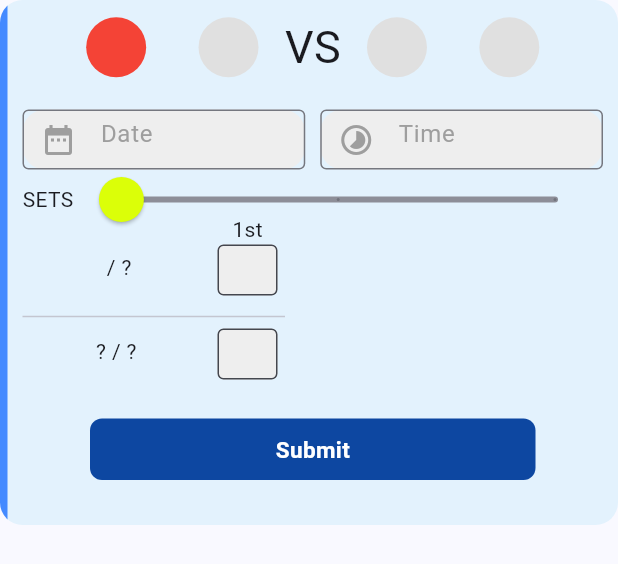
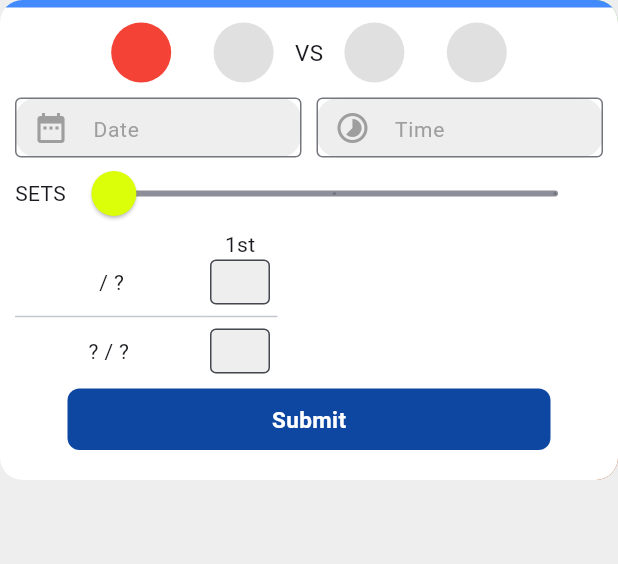
Before and after one commit to Nazareh/my-rating-mobile, a Flutter app: the MatchUpload widget shown alone on an empty page, opened directly with empty values, on a phone screen of 412 x 824 dp. Shown: the top 564 px of the screen. Run offline on Flutter 3.47's test engine with Material 3 defaults, Android fonts, the phone set to English and light mode, and no system bars; our stand-ins replace cloud_firestore, firebase_auth, firebase_core, flutter_svg, google_sign_in; missing offline and left inert: interval_time_picker; accounts and stored records are empty; network calls fail.

Commit message:
Sync with code from flutterlab

```diff
--- a/lib/components/match_upload.dart
+++ b/lib/components/match_upload.dart
@@ -140,12 +140,29 @@ class _MatchUploadState extends State<MatchUpload> {
     return ClipRRect(
       borderRadius: BorderRadius.circular(15.0),
       child: Container(
-        constraints: const BoxConstraints(minHeight: 350, maxHeight: 350),
+        constraints: const BoxConstraints(maxHeight: 320),
         alignment: Alignment.center,
         decoration: BoxDecoration(
-          color: Colors.blue.shade50,
+          color: Colors.white,
+          boxShadow: [
+            BoxShadow(
+              color: Colors.green,
+              offset: const Offset(
+                50.0,
+                5.0,
+              ),
+              blurRadius: 10.0,
+              spreadRadius: 20.0,
+            ), //BoxShadow
+            BoxShadow(
+              color: Colors.red,
+              offset: const Offset(60.0, 60.0),
+              blurRadius: 20.0,
+              spreadRadius: 30.0,
+            ),
+          ],
           border: const Border(
-            left: BorderSide(
+            top: BorderSide(
                 color: Colors.blueAccent, width: 5.0, style: BorderStyle.solid),
           ),
         ),
@@ -157,7 +174,7 @@ class _MatchUploadState extends State<MatchUpload> {
                   Row(
                     children: [
                       const SizedBox(
-                        width: 25,
+                        width: 50,
                       ),
                       Expanded(
                         child: Row(
@@ -174,7 +191,7 @@ class _MatchUploadState extends State<MatchUpload> {
                           ],
                         ),
                       ),
-                      const Text('VS', style: TextStyle(fontSize: 30)),
+                      const Text('VS', style: TextStyle(fontSize: 15)),
                       Expanded(
                         child: Row(
                           children: [
@@ -192,12 +209,9 @@ class _MatchUploadState extends State<MatchUpload> {
                         ),
                       ),
                       const SizedBox(
-                        width: 25,
+                        width: 50,
                       )
                     ],
-                  ),
-                  const SizedBox(
-                    height: 10,
                   ),
                   const SizedBox(
                     height: 10,
@@ -217,11 +231,11 @@ class _MatchUploadState extends State<MatchUpload> {
                             decoration: const InputDecoration(
                               border: OutlineInputBorder(),
                               contentPadding: EdgeInsets.symmetric(
-                                  horizontal: 20, vertical: 15),
+                                  horizontal: 20, vertical: 10),
                               hintText: 'Date',
                               hintStyle: TextStyle(
                                 color: Colors.grey,
-                                fontSize: 16,
+                                fontSize: 14,
                               ),
                               prefixIcon: Icon(
                                 Icons.date_range,
@@ -249,11 +263,11 @@ class _MatchUploadState extends State<MatchUpload> {
                             decoration: const InputDecoration(
                               border: OutlineInputBorder(),
                               contentPadding: EdgeInsets.symmetric(
-                                  horizontal: 20, vertical: 15),
+                                  horizontal: 20, vertical: 10),
                               hintText: 'Time',
                               hintStyle: TextStyle(
                                 color: Colors.grey,
-                                fontSize: 16,
+                                fontSize: 14,
                               ),
                               prefixIcon: Icon(
                                 Icons.timelapse,
@@ -267,30 +281,21 @@ class _MatchUploadState extends State<MatchUpload> {
                       ),
                     ],
                   ),
-                  const SizedBox(
-                    height: 10,
-                  ),
                   Expanded(
                     child: Container(
-                        height: 40,
-                        decoration: BoxDecoration(
-                          borderRadius: BorderRadius.circular(15),
-                        ),
                         child: Row(
                       children: [
                         const Text('SETS'),
                         Expanded(
                             child: SliderTheme(
                                 data: SliderTheme.of(context).copyWith(
-                                      inactiveTrackColor:
-                                          const Color(0xFF8D8E98),
+                                  inactiveTrackColor: const Color(0xFF8D8E98),
                                   activeTrackColor: Colors.blue,
                                   thumbColor: const Color(0xffdbff08),
                                   overlayColor: const Color(0x29EB1555),
                                   thumbShape: const RoundSliderThumbShape(
                                       enabledThumbRadius: 15.0),
-                                      overlayShape:
-                                          const RoundSliderOverlayShape(
+                                  overlayShape: const RoundSliderOverlayShape(
                                       overlayRadius: 30.0),
                                 ),
                                 child: Slider(
@@ -317,7 +322,7 @@ class _MatchUploadState extends State<MatchUpload> {
                           ),
                           Container(
                               padding: const EdgeInsets.symmetric(vertical: 5),
-                              height: 40,
+                              height: 30,
                               child: Text(
                                   textAlign: TextAlign.center,
                                   '${shortenName(widget.loggedPlayer.name)} / ${shortenName(_myParter?.name) ?? '?'}')),
@@ -326,7 +331,7 @@ class _MatchUploadState extends State<MatchUpload> {
                             child: Divider(),
                           ),
                           Container(
-                              height: 40,
+                              height: 30,
                               padding: const EdgeInsets.symmetric(vertical: 5),
                               // decoration: BoxDecoration(color: Colors.red.shade200),
                               child: Text(
@@ -346,7 +351,7 @@ class _MatchUploadState extends State<MatchUpload> {
                                   child: Text(toOrdinal(set + 1)),
                                 ),
                                 SizedBox(
-                                    height: 40,
+                                    height: 30,
                                     width: 40,
                                     child: TextField(
                                       textAlign: TextAlign.center,
@@ -369,7 +374,7 @@ class _MatchUploadState extends State<MatchUpload> {
                                 ),
                                 // Divider(),
                                 SizedBox(
-                                    height: 40,
+                                    height: 30,
                                     width: 40,
                                     child: TextField(
                                       textAlign: TextAlign.center,
@@ -394,7 +399,7 @@ class _MatchUploadState extends State<MatchUpload> {
                   ),
                   Padding(
                       padding: const EdgeInsets.symmetric(
-                          horizontal: 20, vertical: 10),
+                          horizontal: 20, vertical: 5),
                       child: MyButton(
                           onTap: () {
                             if (_errorText == null) {
--- a/lib/components/my_button.dart
+++ b/lib/components/my_button.dart
@@ -13,7 +13,7 @@ class MyButton extends StatelessWidget {
       onTap: onTap,
       child: Container(
         padding: const EdgeInsets.all(10),
-        margin: const EdgeInsets.symmetric(horizontal: 25, vertical: 10),
+        margin: const EdgeInsets.symmetric(horizontal: 15, vertical: 5),
         decoration: BoxDecoration(
           color: color == null ? Colors.blue.shade900 : color,
           borderRadius: BorderRadius.circular(8),
--- a/lib/main.dart
+++ b/lib/main.dart
@@ -21,10 +21,10 @@ class MyApp extends StatelessWidget {
   @override
   Widget build(BuildContext context) {
     return MaterialApp(
-
       title: 'My Rating App',
       theme: ThemeData(
         colorScheme: ColorScheme.fromSeed(seedColor: Colors.blueAccent),
+        scaffoldBackgroundColor: Colors.grey.shade200,
         useMaterial3: true,
       ),
       home: const AuthScreen(),
--- a/lib/screen/home_screen.dart
+++ b/lib/screen/home_screen.dart
@@ -13,6 +13,7 @@ class HomeScreen extends StatelessWidget {
   Widget build(BuildContext context) {
     return Scaffold(
       appBar: AppBar(
+        backgroundColor: Colors.blue,
         actions: [
           const SizedBox(width: 20),
           ElevatedButton.icon(
@@ -33,7 +34,7 @@ class HomeScreen extends StatelessWidget {
                       name: user.displayName!,
                       photoUrl: user.photoURL),
                 ),
-               const MatchConfirmation(),
+                const MatchConfirmation(),
               ],
             )),
       ),
--- a/pubspec.yaml
+++ b/pubspec.yaml
@@ -5,7 +5,7 @@ description: "Mobile App to manage players ratings"
 version: 1.0.0+1
 
 environment:
-  sdk: '>=3.3.0 <4.0.0'
+  sdk: '>=3.0.0 <4.0.0'
 
 dependencies:
   flutter:
@@ -13,7 +13,7 @@ dependencies:
   cupertino_icons: ^1.0.6
   firebase_core: ^2.25.5
   firebase_auth: ^4.17.6
-  google_sign_in: ^6.2.1
+  google_sign_in: ^6.1.6
   flutter_svg: ^2.0.5
   interval_time_picker: ^2.0.0+5
   http: ^1.2.0
```
Also changed, not shown: lib/components/match_confirmation.dart (+4 -3 lines), lib/screen/auth_screen.dart (+33 -18 lines). Lines whose indentation alone changed are shown as unchanged.
